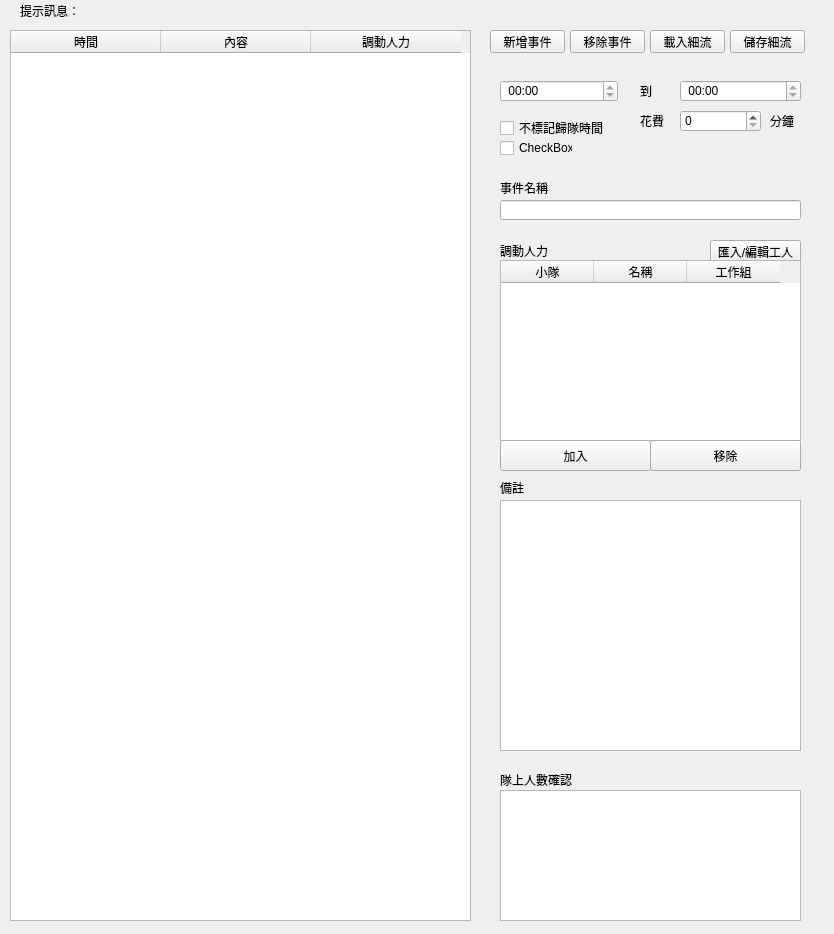
This is scheduler.ui in Cynventria/CScheduler as Qt 5 draws it before an edit. The edited form follows.
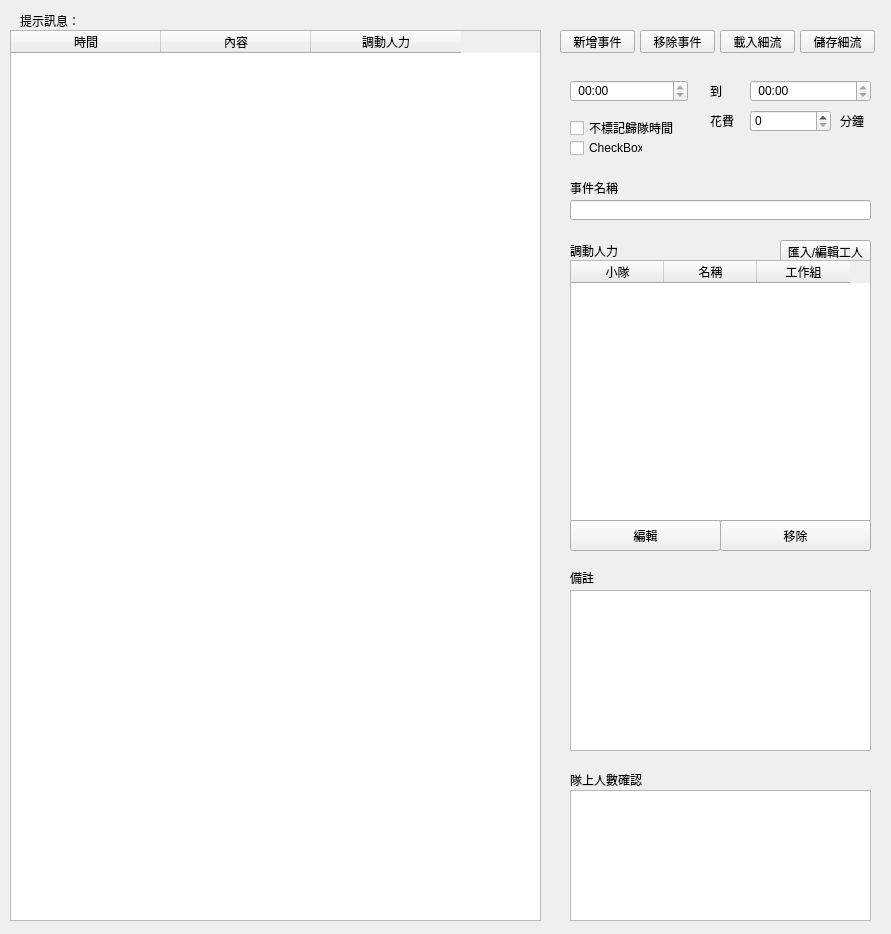
This is the edited form.

Diff of the .ui file:
```diff
--- a/scheduler.ui
+++ b/scheduler.ui
@@ -6,7 +6,7 @@
    <rect>
     <x>0</x>
     <y>0</y>
-    <width>834</width>
+    <width>891</width>
     <height>934</height>
    </rect>
   </property>
@@ -18,10 +18,16 @@
     <rect>
      <x>10</x>
      <y>30</y>
-     <width>461</width>
+     <width>531</width>
      <height>891</height>
     </rect>
    </property>
+   <property name="sizePolicy">
+    <sizepolicy hsizetype="Fixed" vsizetype="Fixed">
+     <horstretch>0</horstretch>
+     <verstretch>0</verstretch>
+    </sizepolicy>
+   </property>
    <property name="focusPolicy">
     <enum>Qt::ClickFocus</enum>
    </property>
@@ -56,7 +62,7 @@
   <widget class="QPushButton" name="pushButton">
    <property name="geometry">
     <rect>
-     <x>490</x>
+     <x>560</x>
      <y>30</y>
      <width>75</width>
      <height>23</height>
@@ -69,7 +75,7 @@
   <widget class="QPushButton" name="pushButton_2">
    <property name="geometry">
     <rect>
-     <x>570</x>
+     <x>640</x>
      <y>30</y>
      <width>75</width>
      <height>23</height>
@@ -82,7 +88,7 @@
   <widget class="QPushButton" name="pushButton_3">
    <property name="geometry">
     <rect>
-     <x>650</x>
+     <x>720</x>
      <y>30</y>
      <width>75</width>
      <height>23</height>
@@ -95,7 +101,7 @@
   <widget class="QPushButton" name="pushButton_4">
    <property name="geometry">
     <rect>
-     <x>730</x>
+     <x>800</x>
      <y>30</y>
      <width>75</width>
      <height>23</height>
@@ -108,7 +114,7 @@
   <widget class="QTimeEdit" name="timeEdit">
    <property name="geometry">
     <rect>
-     <x>500</x>
+     <x>570</x>
      <y>80</y>
      <width>118</width>
      <height>22</height>
@@ -135,7 +141,7 @@
   <widget class="QLabel" name="label">
    <property name="geometry">
     <rect>
-     <x>640</x>
+     <x>710</x>
      <y>80</y>
      <width>21</width>
      <height>21</height>
@@ -148,7 +154,7 @@
   <widget class="QTimeEdit" name="timeEdit_2">
    <property name="geometry">
     <rect>
-     <x>680</x>
+     <x>750</x>
      <y>80</y>
      <width>121</width>
      <height>22</height>
@@ -168,7 +174,7 @@
   <widget class="QLabel" name="label_2">
    <property name="geometry">
     <rect>
-     <x>500</x>
+     <x>570</x>
      <y>180</y>
      <width>51</width>
      <height>16</height>
@@ -181,7 +187,7 @@
   <widget class="QLineEdit" name="lineEdit">
    <property name="geometry">
     <rect>
-     <x>500</x>
+     <x>570</x>
      <y>200</y>
      <width>301</width>
      <height>20</height>
@@ -191,7 +197,7 @@
   <widget class="QLabel" name="label_3">
    <property name="geometry">
     <rect>
-     <x>500</x>
+     <x>570</x>
      <y>240</y>
      <width>61</width>
      <height>21</height>
@@ -204,10 +210,10 @@
   <widget class="QTableWidget" name="tableWidget_2">
    <property name="geometry">
     <rect>
-     <x>500</x>
+     <x>570</x>
      <y>260</y>
      <width>301</width>
-     <height>181</height>
+     <height>261</height>
     </rect>
    </property>
    <attribute name="horizontalHeaderDefaultSectionSize">
@@ -235,8 +241,8 @@
   <widget class="QLabel" name="label_4">
    <property name="geometry">
     <rect>
-     <x>500</x>
-     <y>480</y>
+     <x>570</x>
+     <y>570</y>
      <width>47</width>
      <height>16</height>
     </rect>
@@ -248,10 +254,10 @@
   <widget class="QTextEdit" name="textEdit">
    <property name="geometry">
     <rect>
-     <x>500</x>
-     <y>500</y>
+     <x>570</x>
+     <y>590</y>
      <width>301</width>
-     <height>251</height>
+     <height>161</height>
     </rect>
    </property>
    <property name="focusPolicy">
@@ -261,7 +267,7 @@
   <widget class="QCheckBox" name="checkBox">
    <property name="geometry">
     <rect>
-     <x>500</x>
+     <x>570</x>
      <y>120</y>
      <width>131</width>
      <height>16</height>
@@ -274,7 +280,7 @@
   <widget class="QCheckBox" name="checkBox_2">
    <property name="geometry">
     <rect>
-     <x>500</x>
+     <x>570</x>
      <y>140</y>
      <width>73</width>
      <height>16</height>
@@ -287,7 +293,7 @@
   <widget class="QLabel" name="label_5">
    <property name="geometry">
     <rect>
-     <x>640</x>
+     <x>710</x>
      <y>110</y>
      <width>47</width>
      <height>21</height>
@@ -300,7 +306,7 @@
   <widget class="QSpinBox" name="spinBox">
    <property name="geometry">
     <rect>
-     <x>680</x>
+     <x>750</x>
      <y>110</y>
      <width>81</width>
      <height>22</height>
@@ -310,7 +316,7 @@
   <widget class="QLabel" name="label_6">
    <property name="geometry">
     <rect>
-     <x>770</x>
+     <x>840</x>
      <y>110</y>
      <width>47</width>
      <height>21</height>
@@ -323,21 +329,21 @@
   <widget class="QPushButton" name="pushButton_5">
    <property name="geometry">
     <rect>
-     <x>500</x>
-     <y>440</y>
+     <x>570</x>
+     <y>520</y>
      <width>151</width>
      <height>31</height>
     </rect>
    </property>
    <property name="text">
-    <string>加入</string>
+    <string>編輯</string>
    </property>
   </widget>
   <widget class="QPushButton" name="pushButton_6">
    <property name="geometry">
     <rect>
-     <x>650</x>
-     <y>440</y>
+     <x>720</x>
+     <y>520</y>
      <width>151</width>
      <height>31</height>
     </rect>
@@ -349,7 +355,7 @@
   <widget class="QListWidget" name="listWidget">
    <property name="geometry">
     <rect>
-     <x>500</x>
+     <x>570</x>
      <y>790</y>
      <width>301</width>
      <height>131</height>
@@ -359,7 +365,7 @@
   <widget class="QLabel" name="label_7">
    <property name="geometry">
     <rect>
-     <x>500</x>
+     <x>570</x>
      <y>770</y>
      <width>81</width>
      <height>20</height>
@@ -372,7 +378,7 @@
   <widget class="QPushButton" name="pushButton_7">
    <property name="geometry">
     <rect>
-     <x>710</x>
+     <x>780</x>
      <y>240</y>
      <width>91</width>
      <height>23</height>
@@ -387,7 +393,7 @@
     <rect>
      <x>90</x>
      <y>0</y>
-     <width>711</width>
+     <width>731</width>
      <height>21</height>
     </rect>
    </property>
@@ -407,7 +413,7 @@
    <property name="geometry">
     <rect>
      <x>20</x>
-     <y>0</y>
+     <y>10</y>
      <width>71</width>
      <height>21</height>
     </rect>
```
